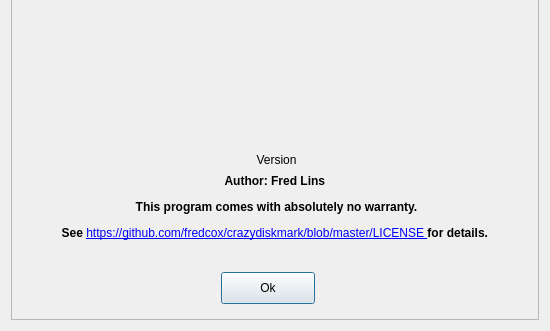
The window that aboutdialog.ui (sagudeloo/ApoloDiskMark) describes before a commit, drawn with Qt 5; both pictures show x 0 to 550 and y 169 to 500 of the 550 by 500 pixel window.
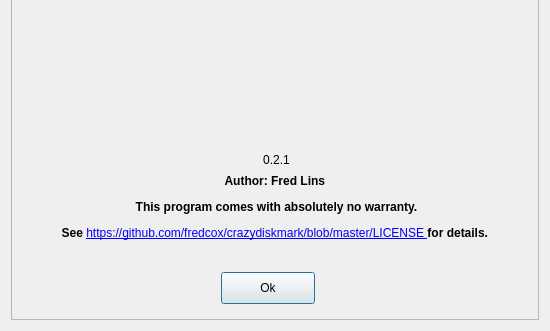
The same window after the commit. Icons and pictures are not drawn.

Commit message: Add version in the title qmainwindow and finish package.sh script

Patch:
```diff
--- a/aboutdialog.ui
+++ b/aboutdialog.ui
@@ -60,7 +60,7 @@
        </rect>
       </property>
       <property name="text">
-       <string>Version</string>
+       <string>0.2.1</string>
       </property>
       <property name="alignment">
        <set>Qt::AlignCenter</set>
```
The commit also changes 5 other files.
